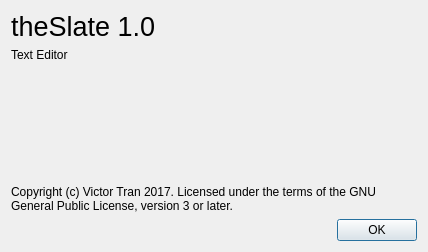
This is aboutwindow.ui in theCheeseboard/theSlate as Qt 5 draws it before an edit. The edited form follows.
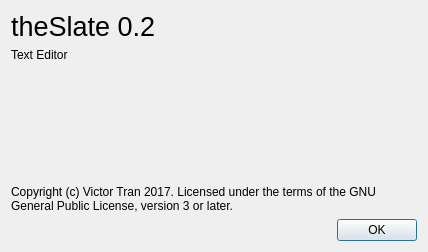
This is the edited form. Icons and pictures are not drawn.

Diff of the .ui file:
```diff
--- a/aboutwindow.ui
+++ b/aboutwindow.ui
@@ -22,7 +22,7 @@
       </font>
      </property>
      <property name="text">
-      <string>theSlate 1.0</string>
+      <string>theSlate 0.2</string>
      </property>
     </widget>
    </item>
```
Left out of the diff: 3 changed lines with no effect on the pictures.
